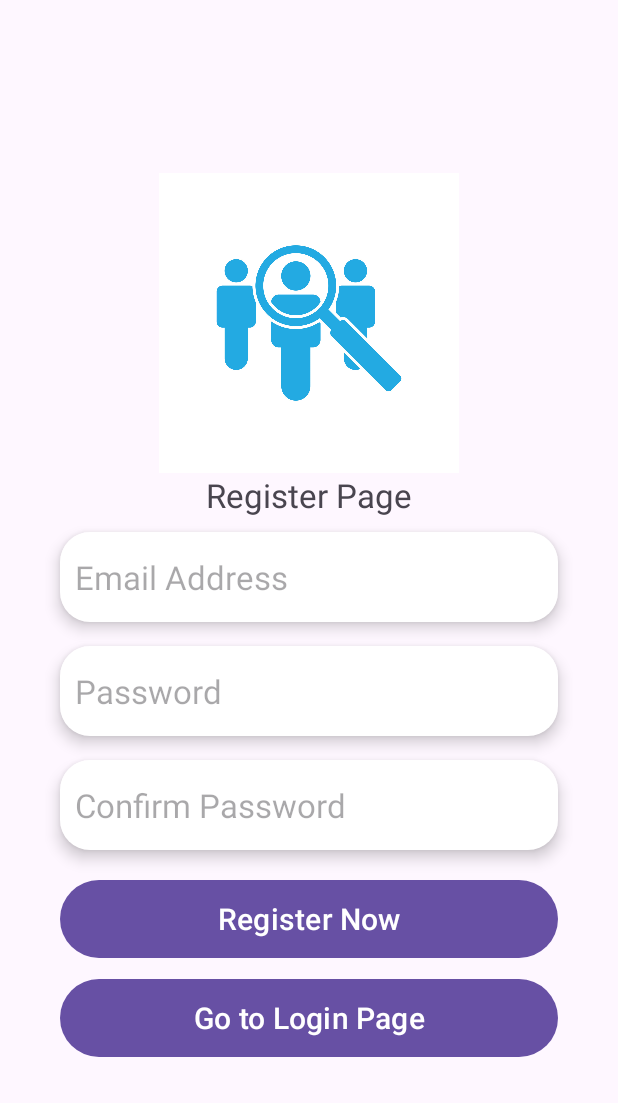
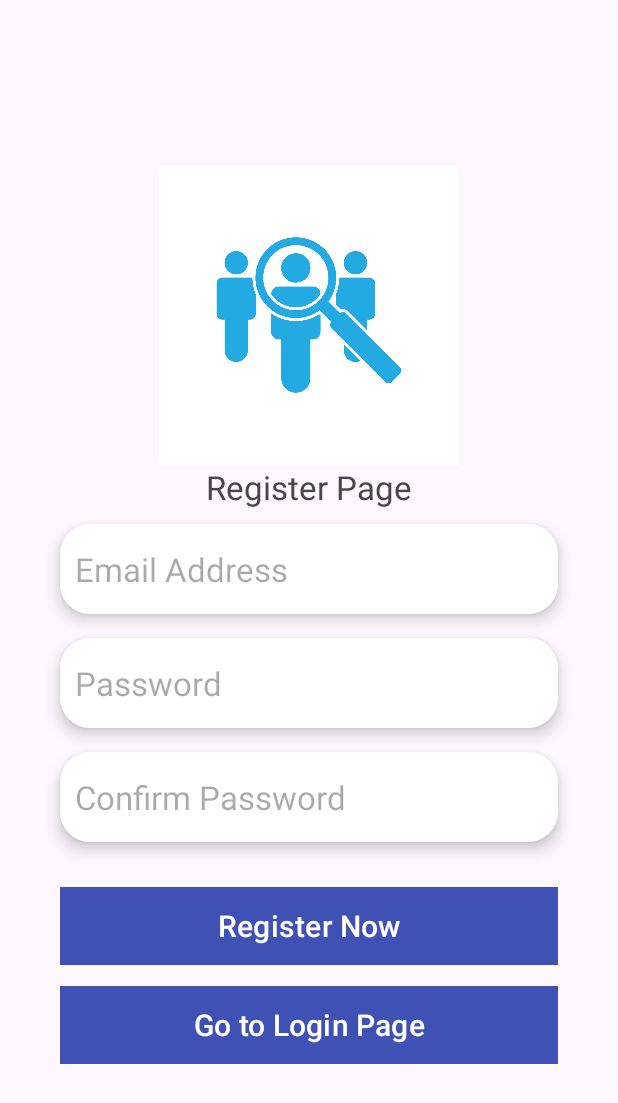
Before and after one commit to Rifa144/Group8_FinalProject1_FirebaseNew, an Android app: the RegisterActivity screen opened directly, with no data from a screen before it, on a phone screen of 412 x 824 dp. Shown: the top 1103 px of the screen. Run offline under Robolectric (Android 15) with nearby library versions, the phone set to English and light mode, and no system bars; our stand-ins replace Firebase (no records; nobody signed in at launch, a user with empty details on screens opened directly).

Commit message:
Added Some design changes

```diff
--- a/Project1_Group8_Part1/app/src/main/res/layout/activity_register.xml
+++ b/Project1_Group8_Part1/app/src/main/res/layout/activity_register.xml
@@ -4,108 +4,121 @@
     xmlns:tools="http://schemas.android.com/tools"
     android:layout_width="match_parent"
     android:layout_height="match_parent"
+    android:backgroundTint="#3F51B5"
     android:gravity="center"
     android:orientation="vertical"
     android:paddingLeft="30dp"
     android:paddingRight="30dp"
     tools:context=".RegisterActivity">
+
     <ScrollView
         android:layout_width="match_parent"
         android:layout_height="match_parent">
+
         <LinearLayout
+            android:layout_width="match_parent"
+            android:layout_height="wrap_content"
             android:layout_gravity="center"
-            android:layout_width="match_parent"
-            android:orientation="vertical"
-            android:layout_height="wrap_content">
+            android:orientation="vertical">
+
             <ImageView
                 android:layout_width="200dp"
-                android:src="@drawable/logo"
                 android:layout_height="200dp"
-                android:layout_gravity="center"/>
+                android:layout_gravity="center"
+                android:src="@drawable/logo" />
+
             <TextView
                 android:layout_width="wrap_content"
                 android:layout_height="wrap_content"
+                android:layout_gravity="center"
                 android:text="Register Page"
-                android:layout_gravity="center"
-                android:textSize="22sp"/>
+                android:textSize="22sp" />
+
             <EditText
+                android:id="@+id/registxtemail"
+                android:layout_width="match_parent"
+                android:layout_height="60dp"
+                android:layout_marginLeft="10dp"
+                android:layout_marginTop="10dp"
+                android:layout_marginRight="10dp"
+                android:layout_marginBottom="6dp"
+                android:background="@drawable/text_box"
+                android:drawablePadding="10dp"
+                android:elevation="6dp"
+                android:hint="Email Address"
+                android:inputType="textEmailAddress"
                 android:maxLength="50"
-                android:inputType="textEmailAddress"
+                android:paddingLeft="10dp"
                 android:singleLine="true"
+                android:textSize="22sp" />
+
+            <EditText
+                android:id="@+id/registxtpassword"
+                android:layout_width="match_parent"
+                android:layout_height="60dp"
+                android:layout_marginLeft="10dp"
+                android:layout_marginTop="10dp"
+                android:layout_marginRight="10dp"
+                android:layout_marginBottom="6dp"
+                android:background="@drawable/text_box"
+                android:drawablePadding="10dp"
+                android:elevation="6dp"
+                android:hint="Password"
+                android:inputType="textPassword"
+                android:maxLength="15"
                 android:paddingLeft="10dp"
-                android:hint="Email Address"
+                android:singleLine="true"
+                android:textSize="22sp" />
+
+            <EditText
+                android:id="@+id/registxtcpassword"
+                android:layout_width="match_parent"
+                android:layout_height="60dp"
+                android:layout_marginLeft="10dp"
+                android:layout_marginTop="10dp"
+                android:layout_marginRight="10dp"
+                android:layout_marginBottom="6dp"
+                android:background="@drawable/text_box"
                 android:drawablePadding="10dp"
+                android:elevation="6dp"
+                android:hint="Confirm Password"
+                android:inputType="textPassword"
+                android:maxLength="15"
+                android:paddingLeft="10dp"
+                android:singleLine="true"
+                android:textSize="22sp" />
+
+            <Button
+                android:id="@+id/registerBtn"
                 android:layout_width="match_parent"
-                android:id="@+id/registxtemail"
-                android:background="@drawable/text_box"
+                android:layout_height="60dp"
+                android:layout_gravity="bottom"
+                android:layout_marginLeft="10dp"
+                android:layout_marginTop="20dp"
+                android:layout_marginRight="10dp"
+                android:layout_marginBottom="6dp"
+                android:backgroundTint="#3F51B5"
+                android:elevation="6dp"
+                android:gravity="center"
+                android:text="Register Now"
+                android:textColor="@color/white"
+                android:textSize="20sp"
+                app:cornerRadius="0sp" />
+
+            <Button
+                android:id="@+id/loginBtn"
+                android:layout_width="match_parent"
+                android:layout_height="60dp"
+                android:layout_gravity="bottom"
                 android:layout_marginLeft="10dp"
                 android:layout_marginRight="10dp"
-                android:layout_marginTop="10dp"
-                android:layout_marginBottom="6dp"
+                android:backgroundTint="#3F51B5"
                 android:elevation="6dp"
-                android:textSize="22sp"
-                android:layout_height="60dp"/>
-
-            <EditText
-                android:maxLength="15"
-                android:singleLine="true"
-                android:paddingLeft="10dp"
-                android:hint="Password"
-                android:inputType="textPassword"
-                android:drawablePadding="10dp"
-                android:layout_width="match_parent"
-                android:id="@+id/registxtpassword"
-                android:background="@drawable/text_box"
-                android:layout_marginLeft="10dp"
-                android:layout_marginRight="10dp"
-                android:layout_marginTop="10dp"
-                android:layout_marginBottom="6dp"
-                android:elevation="6dp"
-                android:textSize="22sp"
-                android:layout_height="60dp"/>
-            <EditText
-                android:maxLength="15"
-                android:singleLine="true"
-                android:paddingLeft="10dp"
-                android:hint="Confirm Password"
-                android:inputType="textPassword"
-                android:drawablePadding="10dp"
-                android:layout_width="match_parent"
-                android:id="@+id/registxtcpassword"
-                android:background="@drawable/text_box"
-                android:layout_marginLeft="10dp"
-                android:layout_marginRight="10dp"
-                android:layout_marginTop="10dp"
-                android:layout_marginBottom="6dp"
-                android:elevation="6dp"
-                android:textSize="22sp"
-                android:layout_height="60dp"/>
-            <Button
-                android:id="@+id/registerBtn"
                 android:gravity="center"
-                android:layout_marginBottom="6dp"
-                android:layout_gravity="bottom"
-                android:layout_width="match_parent"
-                android:layout_height="60dp"
-                android:text="Register Now"
-                android:elevation="6dp"
+                android:text="Go to Login Page"
+                android:textColor="@color/white"
                 android:textSize="20sp"
-                android:layout_marginTop="10dp"
-                android:layout_marginLeft="10dp"
-                android:layout_marginRight="10dp"
-                android:textColor="@color/white"/>
-            <Button
-                android:id="@+id/loginBtn"
-                android:gravity="center"
-                android:layout_gravity="bottom"
-                android:layout_width="match_parent"
-                android:layout_height="60dp"
-                android:text="Go to Login Page"
-                android:elevation="6dp"
-                android:textSize="20sp"
-                android:layout_marginLeft="10dp"
-                android:layout_marginRight="10dp"
-                android:textColor="@color/white"/>
+                app:cornerRadius="0sp" />
         </LinearLayout>
     </ScrollView>
 </LinearLayout>
--- a/Project1_Group8_Part1/app/src/main/res/layout/candidate_row.xml
+++ b/Project1_Group8_Part1/app/src/main/res/layout/candidate_row.xml
@@ -10,7 +10,7 @@
         android:elevation="6dp"
         android:layout_height="130dp"
         android:layout_margin="12dp"
-        app:cardCornerRadius="22dp">
+        >
         <LinearLayout
             android:paddingLeft="22dp"
             android:gravity="center"
```
Also changed, not shown: Project1_Group8_Part1/app/src/main/res/layout/activity_candidate.xml (+12 -10 lines), Project1_Group8_Part1/app/src/main/res/layout/activity_login.xml (+22 -15 lines), Project1_Group8_Part1/app/src/main/res/layout/activity_splash.xml (+5 -4 lines), Project1_Group8_Part1/app/src/main/res/drawable/tomain.png.
